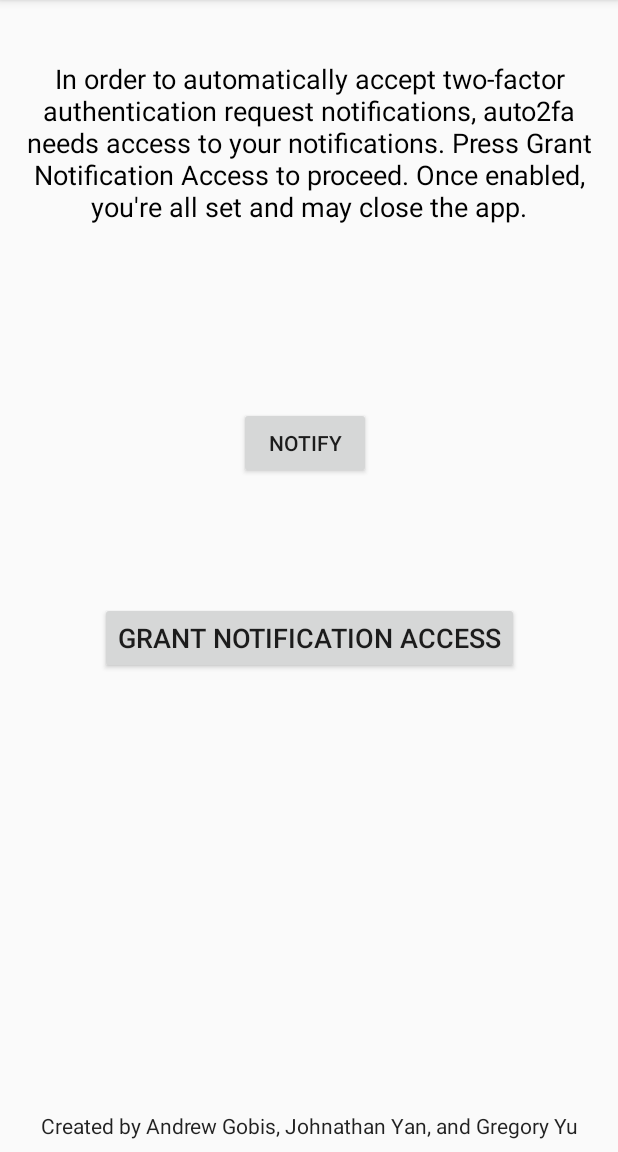
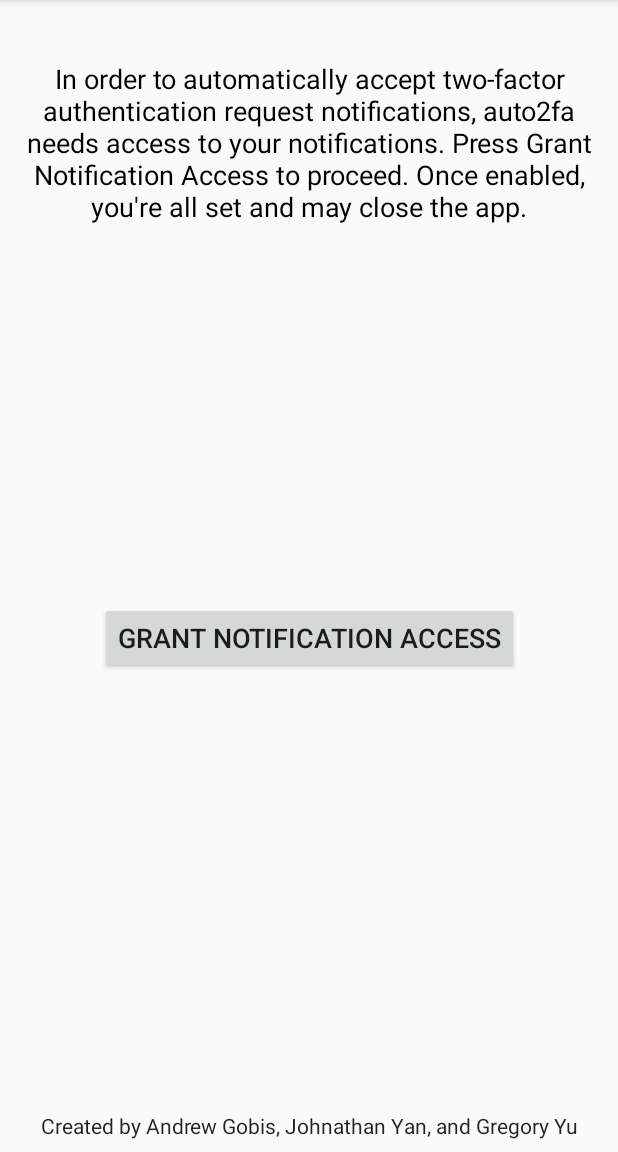
Before and after one commit to yugregory/auto2fa, an Android app: the screen it shows after launch (MainActivity), on a phone screen of 412 x 824 dp, the part 84-1236 px from its top. Run offline under Robolectric (Android 15) with nearby library versions, the phone set to English and light mode, and no system bars.

Commit message:
comment out notification code, add different text based on toggle view

```diff
--- a/app/src/main/java/com/example/auto2fa/MainActivity.java
+++ b/app/src/main/java/com/example/auto2fa/MainActivity.java
@@ -16,6 +16,8 @@ import android.widget.TextView;
 import android.widget.Button;
 import android.widget.ToggleButton;
 
+import org.w3c.dom.Text;
+
 public class MainActivity extends AppCompatActivity {
     // RECEIVER VARIABLES
     //private NotificationReceiver nReceiver;
@@ -25,7 +27,8 @@ public class MainActivity extends AppCompatActivity {
     private Button notificationAccessButton;
     private Button toggleButton;
     private TextView noActionRequiredTextView;
-    private TextView toggleText;
+    private TextView offText;
+    private TextView onText;
     private SharedPreferences sharedPref;
 
     @Override
@@ -39,26 +42,35 @@ public class MainActivity extends AppCompatActivity {
         notificationAccessInstructionsTextView = findViewById(R.id.getNotificationAccessInstructions);
         noActionRequiredTextView = findViewById(R.id.noActionView);
         toggleButton = findViewById(R.id.toggleButton);
-        toggleText = findViewById(R.id.toggleText);
+        offText = findViewById(R.id.offText);
+        onText = findViewById(R.id.onText);
         SharedPreferences sharedPref = getApplicationContext().getSharedPreferences("TogglePref", 0);
         ToggleButton toggle = (ToggleButton) toggleButton;
 
         final SharedPreferences.Editor editor = sharedPref.edit();
 
+        offText.setVisibility(View.GONE);
+        onText.setVisibility(View.GONE);
         if (sharedPref.getBoolean("isChecked", false)){
             toggle.setChecked(true);
+            onText.setVisibility(View.VISIBLE);
         } else {
             toggle.setChecked(false);
+            offText.setVisibility(View.VISIBLE);
         }
 
         toggle.setOnCheckedChangeListener(new CompoundButton.OnCheckedChangeListener() {
             public void onCheckedChanged(CompoundButton buttonView, boolean isChecked) {
                 if (isChecked) {
+                    offText.setVisibility(View.GONE);
+                    onText.setVisibility(View.VISIBLE);
                     listener.setChecker(true);
                     editor.putBoolean("isChecked", true);
                     editor.commit();
 
                 } else {
+                    onText.setVisibility(View.GONE);
+                    offText.setVisibility(View.VISIBLE);
                     listener.setChecker(false);
                     editor.putBoolean("isChecked", false);
                     editor.commit();
@@ -94,14 +106,14 @@ public class MainActivity extends AppCompatActivity {
         notificationAccessButton.setVisibility(View.VISIBLE);
 
         toggleButton.setVisibility(View.GONE);
-        toggleText.setVisibility(View.GONE);
+        offText.setVisibility(View.GONE);
+        onText.setVisibility(View.GONE);
         noActionRequiredTextView.setVisibility(View.GONE);
     }
 
     private void showSetupComplete() {
         // noActionRequiredTextView.setVisibility(View.VISIBLE);
         toggleButton.setVisibility(View.VISIBLE);
-        toggleText.setVisibility(View.VISIBLE);
         notificationAccessInstructionsTextView.setVisibility(View.GONE);
         notificationAccessButton.setVisibility(View.GONE);
     }
@@ -123,6 +135,7 @@ public class MainActivity extends AppCompatActivity {
         startActivity(intent);
     }
 
+    /*
     public void sendNotification(View view) {
 
         //Get an instance of NotificationManager//
@@ -156,5 +169,5 @@ public class MainActivity extends AppCompatActivity {
 
         notificationManager.notify(2, mBuilder.build());
     }
-
+    */
 }
--- a/app/src/main/res/layout/activity_main.xml
+++ b/app/src/main/res/layout/activity_main.xml
@@ -86,20 +86,34 @@
         app:layout_constraintVertical_bias="0.501" />
 
     <TextView
-        android:id="@+id/toggleText"
+        android:id="@+id/offText"
         android:layout_width="wrap_content"
         android:layout_height="wrap_content"
         android:layout_marginStart="8dp"
         android:layout_marginTop="8dp"
         android:layout_marginEnd="8dp"
         android:layout_marginBottom="8dp"
-        android:text="toggle auto2fa"
+        android:text="auto2fa is currently off, press to turn on"
         app:layout_constraintBottom_toBottomOf="parent"
         app:layout_constraintEnd_toEndOf="parent"
         app:layout_constraintStart_toStartOf="parent"
         app:layout_constraintTop_toTopOf="parent" />
 
-    <Button
+    <TextView
+        android:id="@+id/onText"
+        android:layout_width="wrap_content"
+        android:layout_height="wrap_content"
+        android:layout_marginStart="8dp"
+        android:layout_marginTop="8dp"
+        android:layout_marginEnd="8dp"
+        android:layout_marginBottom="8dp"
+        android:text="auto2fa is currently on, press to turn off"
+        app:layout_constraintBottom_toBottomOf="parent"
+        app:layout_constraintEnd_toEndOf="parent"
+        app:layout_constraintStart_toStartOf="parent"
+        app:layout_constraintTop_toTopOf="parent" />
+
+    <!--<Button
         android:id="@+id/notification_icon"
         android:layout_width="wrap_content"
         android:layout_height="wrap_content"
@@ -114,6 +128,6 @@
         app:layout_constraintHorizontal_bias="0.491"
         app:layout_constraintStart_toStartOf="parent"
         app:layout_constraintTop_toTopOf="parent"
-        app:layout_constraintVertical_bias="0.727" />
+        app:layout_constraintVertical_bias="0.727" />-->
 
 </android.support.constraint.ConstraintLayout>
```
